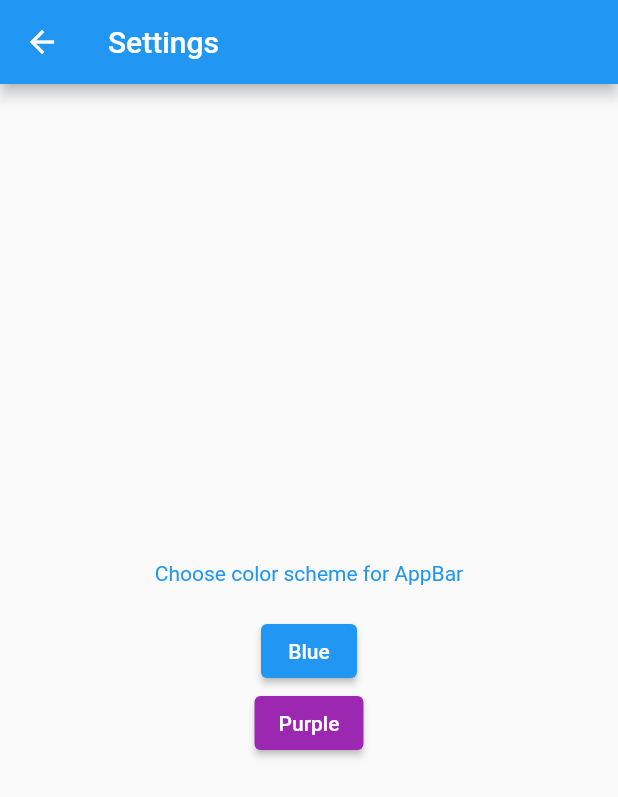
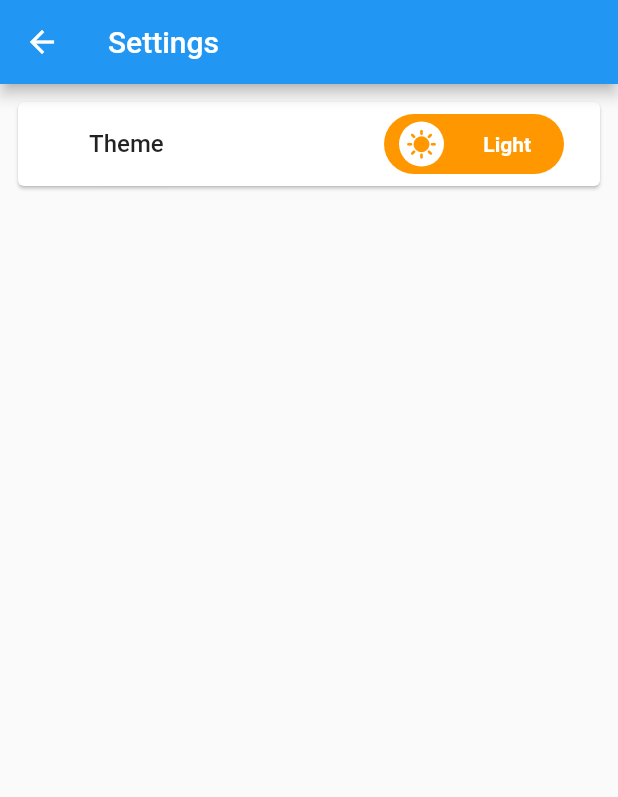
Before and after one commit to asterglow/provider_routes_shared_preferences, a Flutter app: the MainPage screen opened by its route, after a tap on the "settings" icon, on a phone screen of 412 x 824 dp. Shown: the top 797 px of the screen. Run offline on Flutter 3.47's test engine with Material 2 defaults, Android fonts, the phone set to English and light mode, and no system bars; drawn by our look-alikes of lite_rolling_switch.

Commit message:
custom literollingswitch

```diff
--- a/provider_routes/lib/main.dart
+++ b/provider_routes/lib/main.dart
@@ -27,7 +27,7 @@ class MyApp extends StatelessWidget {
       ],
       builder: (context, child) {
         return MaterialApp(
-          initialRoute: RouteManager.loginPage,
+          initialRoute: RouteManager.settingsPage,
           onGenerateRoute: RouteManager.generateRoute,
         );
       },
--- a/provider_routes/lib/pages/settings_page.dart
+++ b/provider_routes/lib/pages/settings_page.dart
@@ -1,6 +1,7 @@
 // ignore_for_file: prefer_const_constructors
 
 import 'package:flutter/material.dart';
+import 'package:lite_rolling_switch/lite_rolling_switch.dart';
 import 'package:provider/provider.dart';
 import 'package:provider_routes/models/settings_model.dart';
 
@@ -14,44 +15,120 @@ class Settings extends StatelessWidget {
       appBar: AppBar(
         title: Text('Settings'),
       ),
-      body: Center(
-        child: Column(
-          mainAxisAlignment: MainAxisAlignment.center,
+      body: Column(
         children: [
-            Consumer<SettingsData>(
-              builder: (context, value, child) {
-                return Text(
-                  'Choose color scheme for AppBar',
-                  style: TextStyle(color: value.appBarColor),
-                );
+          Padding(
+            padding: const EdgeInsets.all(8.0),
+            child: Card(
+              child: ListTile(
+                // leading: Text('Leading'),
+                title: Text('        Theme', style: TextStyle(fontSize: 16, fontWeight: FontWeight.w500),),
+                trailing: Padding(
+                  padding: const EdgeInsets.all(8.0),
+                  child: LiteRollingSwitch(
+                    value: false,
+                    width: 120,
+                    animationDuration: Duration(milliseconds: 300),
+                    textOff: 'Light  ',
+                    textOn: '    Dark',
+                    textOnColor: Colors.white60,
+                    textOffColor: Colors.white,
+                    colorOff: Colors.orange,
+                    colorOn: Colors.black54,
+                    iconOff: Icons.sunny,
+                    iconOn: Icons.nightlight_round_sharp,
+                    textSize: 14,
+                    onChanged: (bool pos) {
+                      print('Light $pos');
                     },
+                    onTap: () {},
+                    onDoubleTap: () {},
+                    onSwipe: () {},
                   ),
-            SizedBox(
-              height: 20,
                 ),
-            ElevatedButton(
-              onPressed: () {
-                context.read<SettingsData>().appBarColor = Colors.blue;
-              },
-              child: Text('Blue'),
               ),
-            ElevatedButton(
-              style: ElevatedButton.styleFrom(
-                backgroundColor: Colors.purple,
             ),
-              onPressed: () {
-                context.read<SettingsData>().appBarColor = Colors.purple;
-              },
-              child: Text('Purple'),
-            ),
-            // SwitchListTile(value: false, onChanged:(value) {
-
-            // },
-            // title: Text('Light'),
-            // subtitle: Text('Dark'), secondary: Text('Dark'),)
+          )
         ],
       ),
-      ),
+      // body: Center(
+      //   child: Column(
+      //     mainAxisAlignment: MainAxisAlignment.center,
+      //     children: [
+      //       Consumer<SettingsData>(
+      //         builder: (context, value, child) {
+      //           return Text(
+      //             'Choose color scheme for AppBar',
+      //             style: TextStyle(color: value.appBarColor),
+      //           );
+      //         },
+      //       ),
+      //       SizedBox(
+      //         height: 20,
+      //       ),
+      //       ElevatedButton(
+      //         onPressed: () {
+      //           context.read<SettingsData>().appBarColor = Colors.blue;
+      //         },
+      //         child: Text('Blue'),
+      //       ),
+      //       ElevatedButton(
+      //         style: ElevatedButton.styleFrom(
+      //           backgroundColor: Colors.purple,
+      //         ),
+      //         onPressed: () {
+      //           context.read<SettingsData>().appBarColor = Colors.purple;
+      //         },
+      //         child: Text('Purple'),
+      //       ),
+      //       // SwitchListTile(value: false, onChanged:(value) {
+
+      //       // },
+      //       // title: Text('Light'),
+      //       // subtitle: Text('Dark'), secondary: Text('Dark'),
+      //       // activeThumbImage: 'assets/images/1.jpeg',)
+      // LiteRollingSwitch(
+      //   value: true,
+      //   width: 120,
+      //   animationDuration: Duration(milliseconds: 300),
+      //   textOff: 'Light',
+      //   textOn: 'Dark',
+      //   textOnColor: Colors.white60 ,
+      //   textOffColor: Colors.white70 ,
+      //   colorOff: Colors.deepOrangeAccent ,
+      //   colorOn: Colors.black54 ,
+      //   iconOff: Icons.wb_sunny_sharp,
+      //   iconOn: Icons.mode_night,
+      //   textSize: 14,
+      //   onChanged: (bool pos) {
+      //     print('Light $pos');
+      //   },
+      //   onTap: () {},
+      //   onDoubleTap: () {},
+      //   onSwipe: () {},
+      // ),
+      // LiteRollingSwitch(
+      //         value: true,
+      //         textOff: 'Muted',
+      //         textOn: 'On',
+      //         // textOnColor: Colors.black,
+      //         // textOffColor: Colors.white54,
+      //         colorOff: Colors.redAccent,
+      //         colorOn: Colors.greenAccent,
+      //         iconOff: Icons.alarm_off,
+      //         iconOn: Icons.done,
+      //         textSize: 18,
+      //         onChanged: (bool pos) {
+      //           print('Sounds $pos');
+      //         },
+      //         onTap: () {},
+      //         onDoubleTap: () {},
+      //         onSwipe: () {},
+      //       ),
+
+      //     ],
+      //   ),
+      // ),
     );
   }
 }
--- a/provider_routes/pubspec.yaml
+++ b/provider_routes/pubspec.yaml
@@ -36,6 +36,7 @@ dependencies:
   # Use with the CupertinoIcons class for iOS style icons.
   cupertino_icons: ^1.0.2
   provider: ^6.0.5
+  lite_rolling_switch: ^1.0.1
 
 dev_dependencies:
   flutter_test:
```
Also changed, not shown: provider_routes/pubspec.lock, 1 other file. Lines whose indentation alone changed are shown as unchanged.
